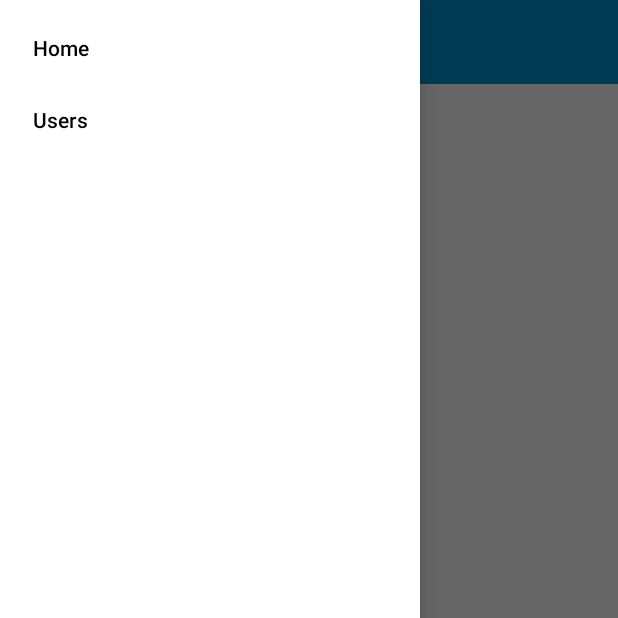
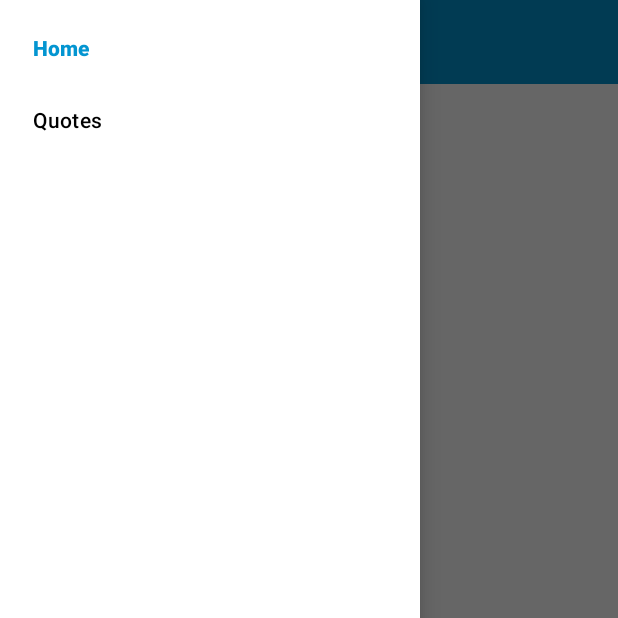
Before and after one commit to DarshitAnjaria/mvvm_sample, an Android app: the HomeActivity screen opened directly, with no data from a screen before it, with the side drawer open, on a phone screen of 412 x 824 dp, the top half of it. Run offline under Robolectric (Android 15) with nearby library versions, the phone set to English and light mode, and no system bars; our stand-ins replace navigation-ui; libraries missing offline, so code that uses them is left out: org.kodein.di; 3 statements that could not run were skipped.

Commit message:
#15 Fetching Data From API

```diff
--- a/app/src/main/java/com/example/mvvmsample/MVVMApplication.kt
+++ b/app/src/main/java/com/example/mvvmsample/MVVMApplication.kt
@@ -4,9 +4,11 @@ import android.app.Application
 import com.example.mvvmsample.data.db.AppDatabase
 import com.example.mvvmsample.data.network.MyApi
 import com.example.mvvmsample.data.network.NetworkConnectionInterceptor
+import com.example.mvvmsample.data.repositories.QuoteRepository
 import com.example.mvvmsample.data.repositories.UserRepository
 import com.example.mvvmsample.ui.auth.AuthViewModelFactory
 import com.example.mvvmsample.ui.home.profile.ProfileViewModelFactory
+import com.example.mvvmsample.ui.home.quotes.QuotesViewModelFactory
 import org.kodein.di.Kodein
 import org.kodein.di.KodeinAware
 import org.kodein.di.android.x.androidXModule
@@ -24,7 +26,9 @@ class MVVMApplication : Application(), KodeinAware {
         bind() from singleton { MyApi(instance()) }
         bind() from singleton { AppDatabase(instance()) }
         bind() from singleton { UserRepository(instance(), instance()) }
+        bind() from singleton { QuoteRepository(instance(), instance()) }
         bind() from provider { AuthViewModelFactory(instance()) }
         bind() from provider { ProfileViewModelFactory(instance()) }
+        bind() from provider { QuotesViewModelFactory(instance()) }
     }
 }
--- a/app/src/main/java/com/example/mvvmsample/data/db/AppDatabase.kt
+++ b/app/src/main/java/com/example/mvvmsample/data/db/AppDatabase.kt
@@ -4,16 +4,18 @@ import android.content.Context
 import androidx.room.Database
 import androidx.room.Room
 import androidx.room.RoomDatabase
+import com.example.mvvmsample.data.db.entities.Quote
 import com.example.mvvmsample.data.db.entities.User
 
 @Database(
-    entities = [User::class],
+    entities = [User::class, Quote::class],
     version = 1
 )
 
 abstract class AppDatabase : RoomDatabase() {
 
     abstract fun getUserDao(): UserDao
+    abstract fun getQuoteDao(): QuoteDao
 
     companion object {
 
--- a/app/src/main/java/com/example/mvvmsample/data/network/MyApi.kt
+++ b/app/src/main/java/com/example/mvvmsample/data/network/MyApi.kt
@@ -1,12 +1,14 @@
 package com.example.mvvmsample.data.network
 
 import com.example.mvvmsample.data.network.responses.AuthResponse
+import com.example.mvvmsample.data.network.responses.QuoteResponse
 import okhttp3.OkHttpClient
 import retrofit2.Response
 import retrofit2.Retrofit
 import retrofit2.converter.gson.GsonConverterFactory
 import retrofit2.http.Field
 import retrofit2.http.FormUrlEncoded
+import retrofit2.http.GET
 import retrofit2.http.POST
 
 interface MyApi {
@@ -25,6 +27,9 @@ interface MyApi {
         @Field("email") email: String,
         @Field("password") password: String
     ): Response<AuthResponse>
+
+    @GET("quotes")
+    suspend fun getQuotes(): Response<QuoteResponse>
 
     companion object {
 
--- a/app/src/main/java/com/example/mvvmsample/data/network/responses/SafeApiRequest.kt
+++ b/app/src/main/java/com/example/mvvmsample/data/network/SafeApiRequest.kt
@@ -1,4 +1,4 @@
-package com.example.mvvmsample.data.network.responses
+package com.example.mvvmsample.data.network
 
 import com.example.mvvmsample.util.ApiExceptions
 import org.json.JSONException
--- a/app/src/main/java/com/example/mvvmsample/data/repositories/UserRepository.kt
+++ b/app/src/main/java/com/example/mvvmsample/data/repositories/UserRepository.kt
@@ -4,7 +4,7 @@ import com.example.mvvmsample.data.db.AppDatabase
 import com.example.mvvmsample.data.db.entities.User
 import com.example.mvvmsample.data.network.MyApi
 import com.example.mvvmsample.data.network.responses.AuthResponse
-import com.example.mvvmsample.data.network.responses.SafeApiRequest
+import com.example.mvvmsample.data.network.SafeApiRequest
 
 class UserRepository(
     private val api: MyApi,
--- a/app/src/main/java/com/example/mvvmsample/util/Coroutines.kt
+++ b/app/src/main/java/com/example/mvvmsample/util/Coroutines.kt
@@ -10,4 +10,9 @@ object Coroutines {
         CoroutineScope(Dispatchers.Main).launch {
             work()
         }
+
+    fun io(work: suspend (() -> Unit)) =
+        CoroutineScope(Dispatchers.IO).launch {
+            work()
+        }
 }
--- a/app/src/main/res/menu/nav_menu.xml
+++ b/app/src/main/res/menu/nav_menu.xml
@@ -2,10 +2,10 @@
 <menu xmlns:android="http://schemas.android.com/apk/res/android">
 
     <item
-        android:id="@+id/fragmentHome"
+        android:id="@+id/profileFragment"
         android:title="@string/home" />
 
     <item
-        android:id="@+id/fragmentUsers"
-        android:title="@string/users" />
+        android:id="@+id/quotesFragment"
+        android:title="@string/quotes" />
 </menu>
--- a/app/src/main/res/navigation/nav_graph.xml
+++ b/app/src/main/res/navigation/nav_graph.xml
@@ -10,4 +10,9 @@
         android:name="com.example.mvvmsample.ui.home.profile.ProfileFragment"
         android:label="profile_fragment"
         tools:layout="@layout/profile_fragment" />
+    <fragment
+        android:id="@+id/quotesFragment"
+        android:name="com.example.mvvmsample.ui.home.quotes.QuotesFragment"
+        android:label="Quotes"
+        tools:layout="@layout/quotes_fragment" />
 </navigation>
--- a/app/src/main/res/values/strings.xml
+++ b/app/src/main/res/values/strings.xml
@@ -10,7 +10,7 @@
     <string name="register">Register</string>
     <string name="already_have_an_account_login">Already have an Account? Login</string>
     <string name="home">Home</string>
-    <string name="users">Users</string>
+    <string name="quotes">Quotes</string>
     <string name="welcome">Welcome!</string>
     <string name="user_name">User Name</string>
     <string name="email">Email</string>
```
Also changed, not shown: app/src/main/java/com/example/mvvmsample/data/db/QuoteDao.kt (added, +18 -0 lines), app/src/main/java/com/example/mvvmsample/data/db/entities/Quote.kt (added, +15 -0 lines), app/src/main/java/com/example/mvvmsample/data/network/responses/QuoteResponse.kt (added, +8 -0 lines), app/src/main/java/com/example/mvvmsample/data/repositories/QuoteRepository.kt (added, +50 -0 lines), app/src/main/java/com/example/mvvmsample/ui/home/quotes/QuotesFragment.kt (added, +44 -0 lines), app/src/main/java/com/example/mvvmsample/ui/home/quotes/QuotesViewModel.kt (added, +15 -0 lines), app/src/main/java/com/example/mvvmsample/ui/home/quotes/QuotesViewModelFactory.kt (added, +16 -0 lines), app/src/main/java/com/example/mvvmsample/util/Delegates.kt (added, +13 -0 lines), app/src/main/res/layout/quotes_fragment.xml (added, +13 -0 lines).
